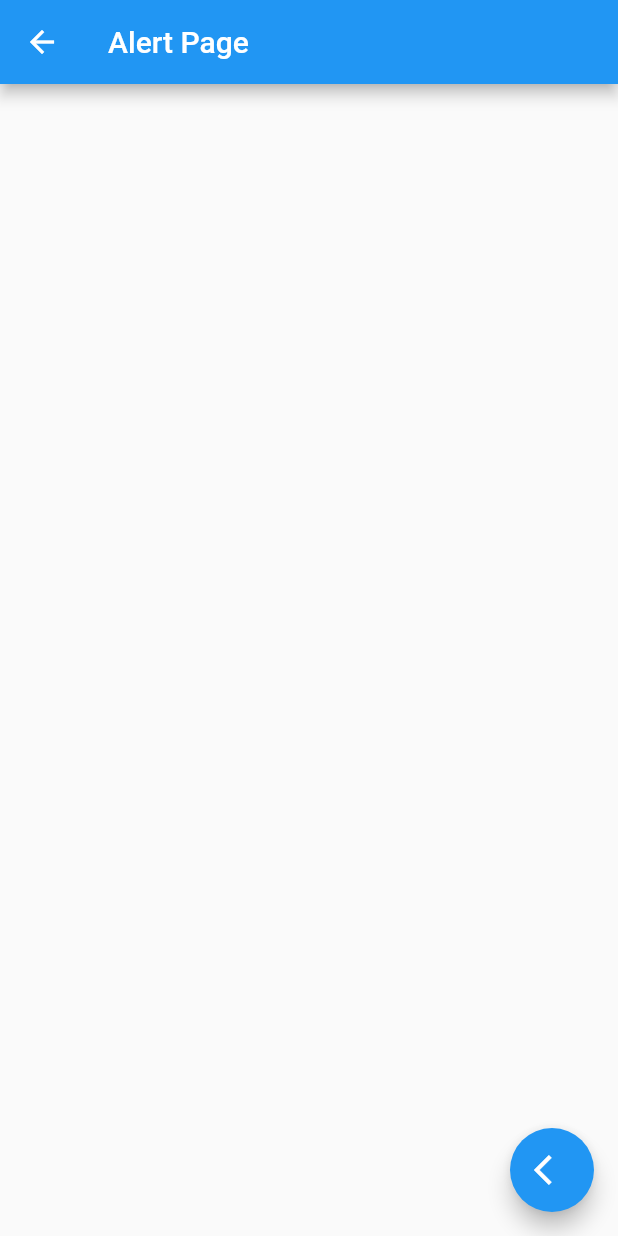
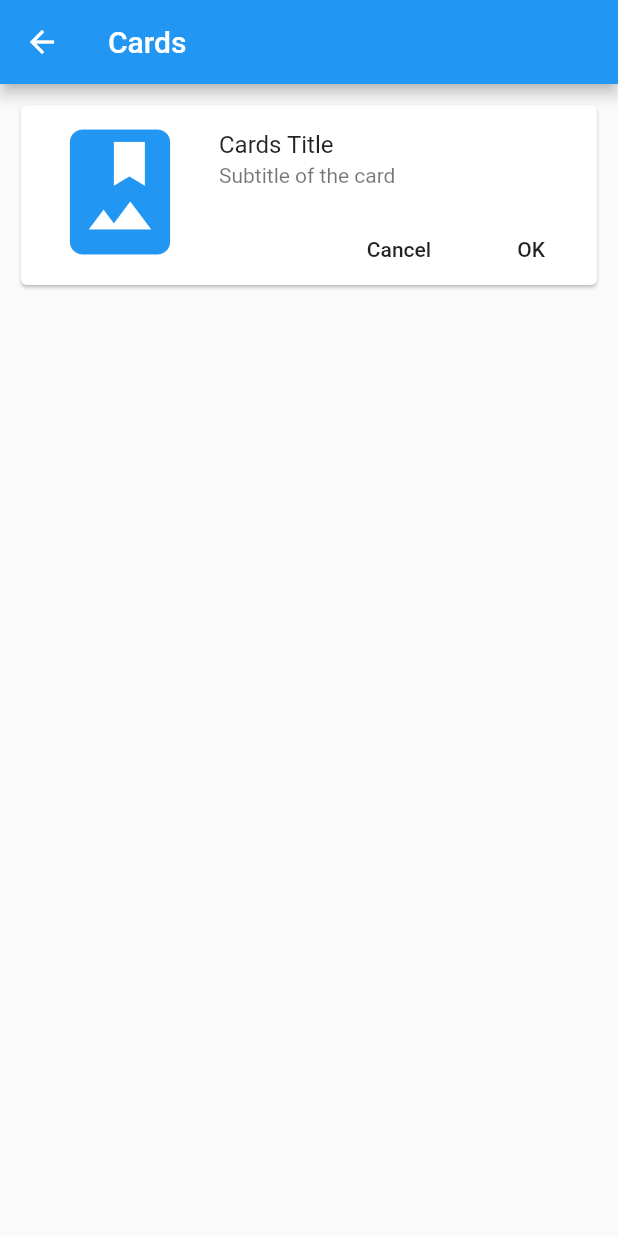
Before and after one commit to adrian-poveda/components-app, a Flutter app: the screen it shows after launch, after a tap on "Cards", on a phone screen of 412 x 824 dp. Run offline on Flutter 3.47's test engine with Material 2 defaults, Android fonts, the phone set to English and light mode, and no system bars.

Commit message:
Card widget

```diff
--- /dev/null
+++ b/lib/src/pages/card_page.dart
@@ -0,0 +1,49 @@
+import 'package:flutter/material.dart';
+
+class CardPage extends StatelessWidget {
+
+  @override
+  Widget build(BuildContext context) {
+    return Scaffold(
+      appBar: AppBar(title: Text('Cards')),
+      body: ListView(
+        padding: EdgeInsets.all(10),
+        //padding: EdgeInsets.symmetric(horizontal: 50, vertical: 20),
+        children: [
+          _cardFirstType()
+        ],
+      ),
+    );
+  }
+
+ Widget _cardFirstType() {
+
+   return Card(
+     child: Column(
+       children: [
+         ListTile(
+           leading: Icon(Icons.photo_album, color: Colors.blue, size: 100),
+           title: Text('Cards Title'),
+           subtitle: Text('Subtitle of the card'),
+         ),
+         Row(
+           mainAxisAlignment: MainAxisAlignment.end,
+           children: [
+             FlatButton(
+               child: Text('Cancel'),
+               onPressed: () {},
+             ),
+             FlatButton(
+               child: Text('OK'),
+               onPressed: () {},
+             )
+           ],
+         )
+       ],
+     ),
+   );
+
+
+
+  }
+}
--- a/lib/src/routes/routes.dart
+++ b/lib/src/routes/routes.dart
@@ -1,3 +1,4 @@
+import 'package:components_app/src/pages/card_page.dart';
 import 'package:flutter/material.dart';
 
 import 'package:components_app/src/pages/alert_page.dart';
@@ -10,5 +11,6 @@ Map<String, WidgetBuilder> getApplicationRoutes() {
           '/' : ( BuildContext context ) => HomePage(),
           'alert' : ( BuildContext context ) => AlertPage(),
           'avatar' : ( BuildContext context ) => AvatarPage(),
+          'card' : ( BuildContext context ) => CardPage(),
   };
 }
```
